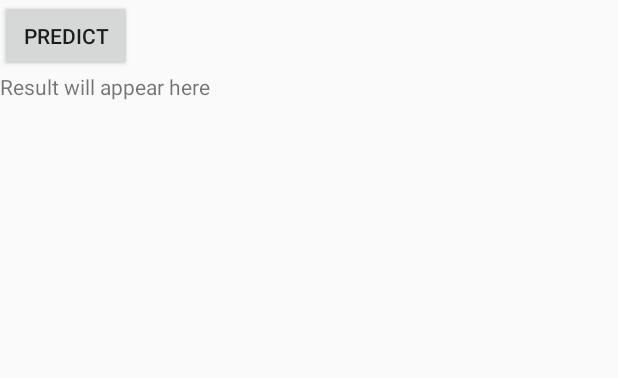
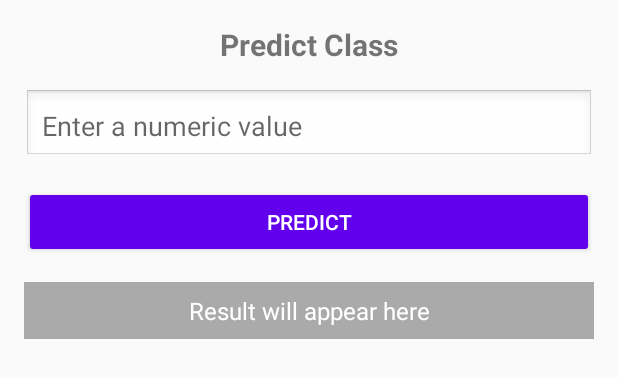
Before and after one commit to RTES-Lab/2024-proj-xtwice, an Android app built with Jetpack Compose: the layout activity_main.xml on its own in the app's theme, with its tools: preview values and no code run, on a phone screen of 412 x 824 dp. Shown: the top 378 px of the screen. Run offline under Robolectric (Android 15) with nearby library versions, the phone set to English and light mode, and no system bars; network calls fail.

Commit message:
design: ui 변경
ui 깔끔하게 변경, 입력한 값을 예측에 사용하도록 변경

```diff
--- a/app/src/main/java/com/example/modelapp/MainActivity.kt
+++ b/app/src/main/java/com/example/modelapp/MainActivity.kt
@@ -2,7 +2,9 @@ package com.example.modelapp
 
 import android.os.Bundle
 import android.widget.Button
+import android.widget.EditText
 import android.widget.TextView
+import android.widget.Toast
 import androidx.appcompat.app.AppCompatActivity
 import com.example.modelapp.model.MyModel
 
@@ -15,12 +17,20 @@ class MainActivity : AppCompatActivity() {
 
         model = MyModel(this)
 
+        val inputValue: EditText = findViewById(R.id.inputValue)
         val predictButton: Button = findViewById(R.id.predictButton)
         val resultText: TextView = findViewById(R.id.resultText)
 
         predictButton.setOnClickListener {
-            // 입력값 설정 (FloatArray로 1개 값을 사용)
-            val input = FloatArray(1) {  0.0208934f }
+            val inputText = inputValue.text.toString()
+
+            if (inputText.isBlank()) {
+                Toast.makeText(this, "Please enter a value", Toast.LENGTH_SHORT).show()
+                return@setOnClickListener
+            }
+
+            try {
+                val input = FloatArray(1) { inputText.toFloat() }
 
                 // 예측 실행
                 val output = model.predict(input)
@@ -29,10 +39,13 @@ class MainActivity : AppCompatActivity() {
                 val probabilities = output.joinToString(separator = ", ") { "%.4f".format(it) }
                 val maxProbabilityIndex = output.indices.maxByOrNull { output[it] } ?: -1
                 val classes = arrayOf("B", "H", "IR", "OR")
-            val predictedClass = if (maxProbabilityIndex != -1) classes[maxProbabilityIndex] else "Unknown"
+                val predictedClass =
+                    if (maxProbabilityIndex != -1) classes[maxProbabilityIndex] else "Unknown"
 
                 resultText.text = "Class Probabilities: [$probabilities]\nPredicted Class: $predictedClass"
-
+            } catch (e: NumberFormatException) {
+                Toast.makeText(this, "Invalid input. Please enter a valid number.", Toast.LENGTH_SHORT).show()
             }
         }
     }
+}
--- a/app/src/main/res/layout/activity_main.xml
+++ b/app/src/main/res/layout/activity_main.xml
@@ -2,19 +2,46 @@
 <LinearLayout xmlns:android="http://schemas.android.com/apk/res/android"
     android:layout_width="match_parent"
     android:layout_height="match_parent"
-    android:orientation="vertical">
+    android:orientation="vertical"
+    android:padding="16dp"
+    android:gravity="center_horizontal">
+
+    <TextView
+        android:layout_width="wrap_content"
+        android:layout_height="wrap_content"
+        android:text="Predict Class"
+        android:textSize="20sp"
+        android:textStyle="bold"
+        android:layout_marginBottom="16dp" />
+
+    <EditText
+        android:id="@+id/inputValue"
+        android:layout_width="match_parent"
+        android:layout_height="wrap_content"
+        android:hint="Enter a numeric value"
+        android:inputType="numberDecimal"
+        android:padding="12dp"
+        android:background="@android:drawable/edit_text"
+        android:layout_marginBottom="16dp" />
 
     <Button
         android:id="@+id/predictButton"
-        android:layout_width="wrap_content"
+        android:layout_width="match_parent"
         android:layout_height="wrap_content"
-        android:text="Predict" />
+        android:text="Predict"
+        android:backgroundTint="@color/purple_500"
+        android:textColor="@android:color/white"
+        android:layout_marginBottom="16dp" />
 
     <TextView
         android:id="@+id/resultText"
-        android:layout_width="wrap_content"
+        android:layout_width="match_parent"
         android:layout_height="wrap_content"
-        android:text="Result will appear here" />
-
+        android:text="Result will appear here"
+        android:textSize="16sp"
+        android:padding="8dp"
+        android:background="@android:color/darker_gray"
+        android:textColor="@android:color/white"
+        android:gravity="center" />
 
 </LinearLayout>
```
Lines whose indentation alone changed are shown as unchanged.
